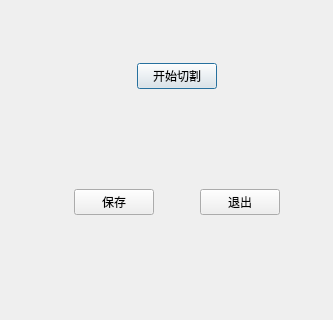
Before: the Qt Designer form ui/QDlgClip.ui in liujintao-noctis/FAMP, drawn with Qt 5; both pictures show x 0 to 333 and y 166 to 486 of the 333 by 486 pixel window.
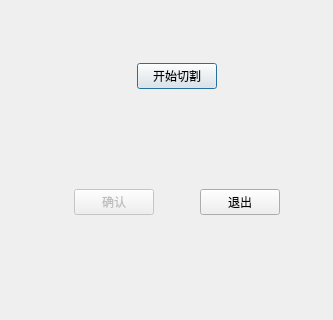
After: the same form once the commit is applied.

What changed in the file:
```diff
--- a/ui/QDlgClip.ui
+++ b/ui/QDlgClip.ui
@@ -163,9 +163,15 @@
    <item row="5" column="1" colspan="3">
     <layout class="QHBoxLayout" name="horizontalLayout_2">
      <item>
-      <widget class="QPushButton" name="pBnSave">
+      <widget class="QPushButton" name="pBnConfirm">
+       <property name="enabled">
+        <bool>false</bool>
+       </property>
        <property name="text">
-        <string>保存</string>
+        <string>确认</string>
+       </property>
+       <property name="toolTip">
+        <string>确认当前切割预览并加入左侧内容列表</string>
        </property>
       </widget>
      </item>
```
